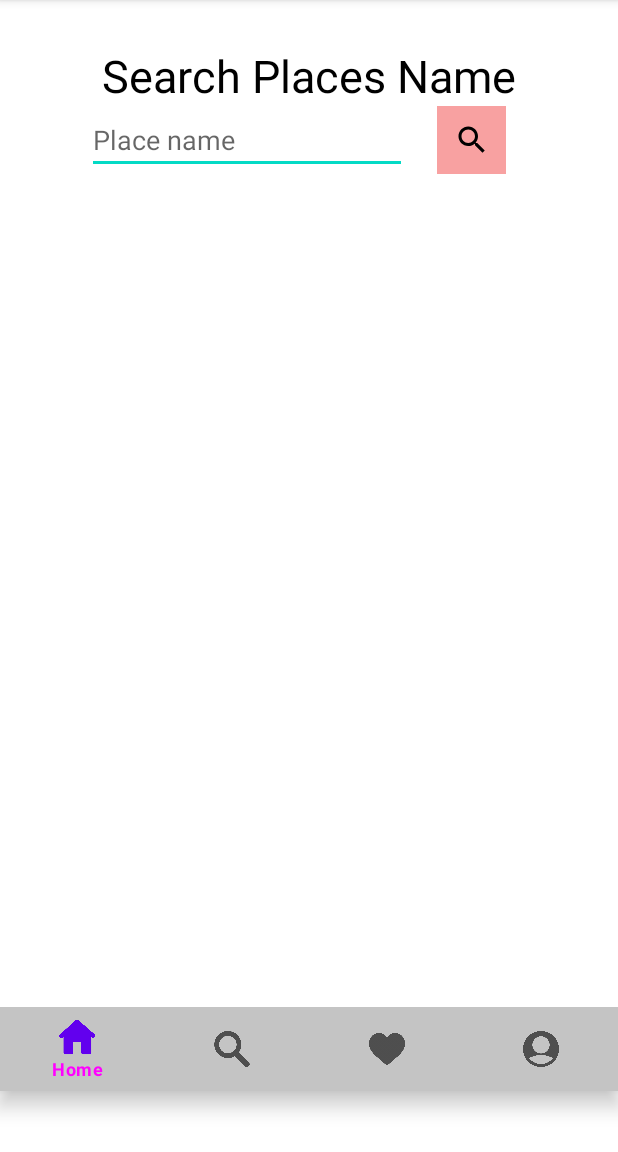
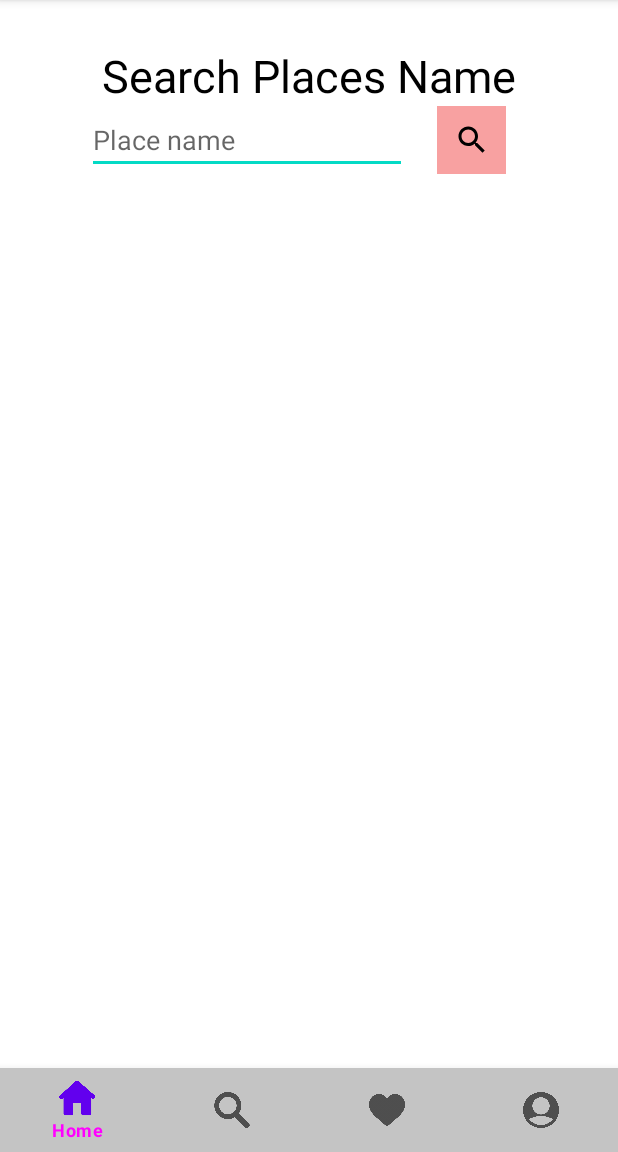
Before and after one commit to bcrennen/Asahi_Ryoko_Android_App, an Android app: the NewSearchActivity screen opened directly, with no data from a screen before it, on a phone screen of 412 x 824 dp, the part 84-1236 px from its top. Run offline under Robolectric (Android 15) with nearby library versions, the phone set to English and light mode, and no system bars; our stand-ins replace Firebase (no records; nobody signed in at launch, a user with empty details on screens opened directly); 1 statement that could not run was skipped.

Commit message:
fix layout

```diff
--- a/app/src/main/java/ca/bcit/asahiryoko/NewSearchActivity.java
+++ b/app/src/main/java/ca/bcit/asahiryoko/NewSearchActivity.java
@@ -19,6 +19,7 @@ import android.widget.TextView;
 import com.bumptech.glide.Glide;
 import com.firebase.ui.database.FirebaseRecyclerAdapter;
 import com.google.android.material.bottomnavigation.BottomNavigationView;
+import com.google.android.material.floatingactionbutton.FloatingActionButton;
 import com.google.firebase.database.DatabaseReference;
 import com.google.firebase.database.FirebaseDatabase;
 import com.google.firebase.database.Query;
@@ -30,6 +31,7 @@ public class NewSearchActivity extends AppCompatActivity {
     private ImageButton searchBtn;
     private RecyclerView resultView;
     private DatabaseReference databaseReference;
+    private FloatingActionButton postFab;
 
     @Override
     protected void onCreate(Bundle savedInstanceState) {
@@ -40,6 +42,7 @@ public class NewSearchActivity extends AppCompatActivity {
 
         BottomNavigationView bottomNavigationView = findViewById(R.id.navbar);
 
+        postFab = findViewById(R.id.postFloat);
         searchBar = findViewById(R.id.searchBar);
         searchBtn = findViewById(R.id.searchButton);
         resultView = findViewById(R.id.resultList);
@@ -79,9 +82,11 @@ public class NewSearchActivity extends AppCompatActivity {
 
         });
 
-        searchBtn.setOnClickListener(new View.OnClickListener() {
+        postFab.setOnClickListener(new View.OnClickListener() {
             @Override
             public void onClick(View v) {
+                Intent postActivityIntent = new Intent(NewSearchActivity.this, UserPostActivity.class);
+                startActivity(postActivityIntent);
             }
         });
 
--- a/app/src/main/res/layout/activity_new_search.xml
+++ b/app/src/main/res/layout/activity_new_search.xml
@@ -40,49 +40,33 @@
             app:srcCompat="@drawable/ic_baseline_search_24"
             android:layout_marginLeft="20dp"
             android:layout_gravity="bottom"/>
-
-
     </LinearLayout>
 
     <androidx.recyclerview.widget.RecyclerView
         android:id="@+id/resultList"
         android:layout_width="275dp"
-        android:layout_height="535dp"
+        android:layout_height="479dp"
         android:layout_gravity="center_horizontal"
         android:layout_marginTop="20dp">
-
     </androidx.recyclerview.widget.RecyclerView>
 
-
-    <androidx.coordinatorlayout.widget.CoordinatorLayout
-        android:id="@+id/container_layout"
+        <FrameLayout
             android:layout_width="match_parent"
             android:layout_height="match_parent">
-
-        <com.google.android.material.floatingactionbutton.FloatingActionButton
-            android:id="@+id/postFloat"
-            android:layout_width="wrap_content"
-            android:layout_height="wrap_content"
-            android:layout_gravity="bottom|right"
-            android:layout_marginRight="15dp"
-            android:layout_marginBottom="70dp"
-            android:src="@drawable/ic_baseline_add_24"
-            app:backgroundTint="#F8A1A1">
-
-        </com.google.android.material.floatingactionbutton.FloatingActionButton>
 
                 <com.google.android.material.bottomnavigation.BottomNavigationView
                 android:id="@+id/navbar"
                 android:layout_width="match_parent"
                 android:layout_height="wrap_content"
-            android:layout_alignParentBottom="true"
                 app:itemBackground="@color/grey"
                 app:itemTextColor="@drawable/selector"
-            app:menu="@menu/nav_app" />
+                app:menu="@menu/nav_app"
+                android:layout_gravity="bottom"/>
 
-    </androidx.coordinatorlayout.widget.CoordinatorLayout>
+            <androidx.coordinatorlayout.widget.CoordinatorLayout
+                android:id="@+id/container_layout"
+                android:layout_width="match_parent"
+                android:layout_height="match_parent"/>
 
-
-
-
+        </FrameLayout>
 </LinearLayout>
```
Lines whose indentation alone changed are shown as unchanged.
